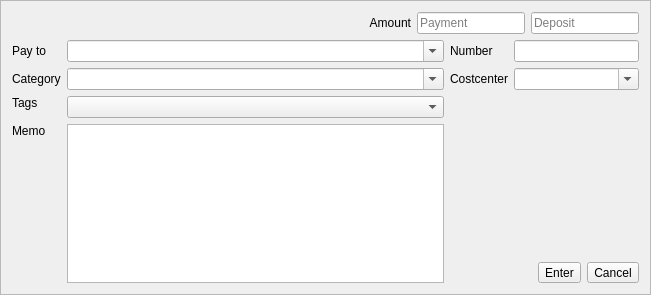
Above: kmymoney/views/newspliteditor.ui from KDE/kmymoney before the change. Below: the same form after it.
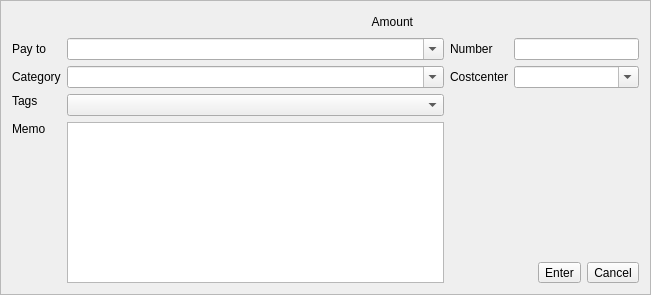
That is the form after the change. Custom widgets are drawn as their Qt base class.

Commit message: Implement multicurrency amount widget

Diff of the .ui file:
```diff
--- a/kmymoney/views/newspliteditor.ui
+++ b/kmymoney/views/newspliteditor.ui
@@ -18,7 +18,7 @@
   </property>
   <layout class="QGridLayout" name="gridLayout" columnstretch="0,3,0,1">
    <item row="0" column="0" colspan="4">
-    <layout class="QHBoxLayout" name="hl1" stretch="0,1,0,0">
+    <layout class="QHBoxLayout" name="hl1" stretch="0,1,0">
      <item>
       <spacer name="hs2">
        <property name="orientation">
@@ -43,28 +43,12 @@
       </widget>
      </item>
      <item>
-      <widget class="AmountEdit" name="amountEditCredit">
-       <property name="sizePolicy">
-        <sizepolicy hsizetype="Expanding" vsizetype="Fixed">
-         <horstretch>0</horstretch>
-         <verstretch>0</verstretch>
-        </sizepolicy>
-       </property>
-       <property name="placeholderText">
-        <string>Payment</string>
-       </property>
-      </widget>
-     </item>
-     <item>
-      <widget class="AmountEdit" name="amountEditDebit">
-       <property name="sizePolicy">
-        <sizepolicy hsizetype="Expanding" vsizetype="Fixed">
-         <horstretch>0</horstretch>
-         <verstretch>0</verstretch>
-        </sizepolicy>
-       </property>
-       <property name="placeholderText">
-        <string>Deposit</string>
+      <widget class="CreditDebitEdit" name="creditdebitedit" native="true">
+       <property name="minimumSize">
+        <size>
+         <width>220</width>
+         <height>0</height>
+        </size>
        </property>
       </widget>
      </item>
@@ -217,9 +201,10 @@
    <header>kmymoneyaccountcombo.h</header>
   </customwidget>
   <customwidget>
-   <class>AmountEdit</class>
-   <extends>QLineEdit</extends>
-   <header>amountedit.h</header>
+   <class>CreditDebitEdit</class>
+   <extends>QWidget</extends>
+   <header>creditdebitedit.h</header>
+   <container>1</container>
   </customwidget>
  </customwidgets>
  <tabstops>
```
Left out of the diff: 2 changed lines with no effect on the pictures. The commit also changes 34 other files.
